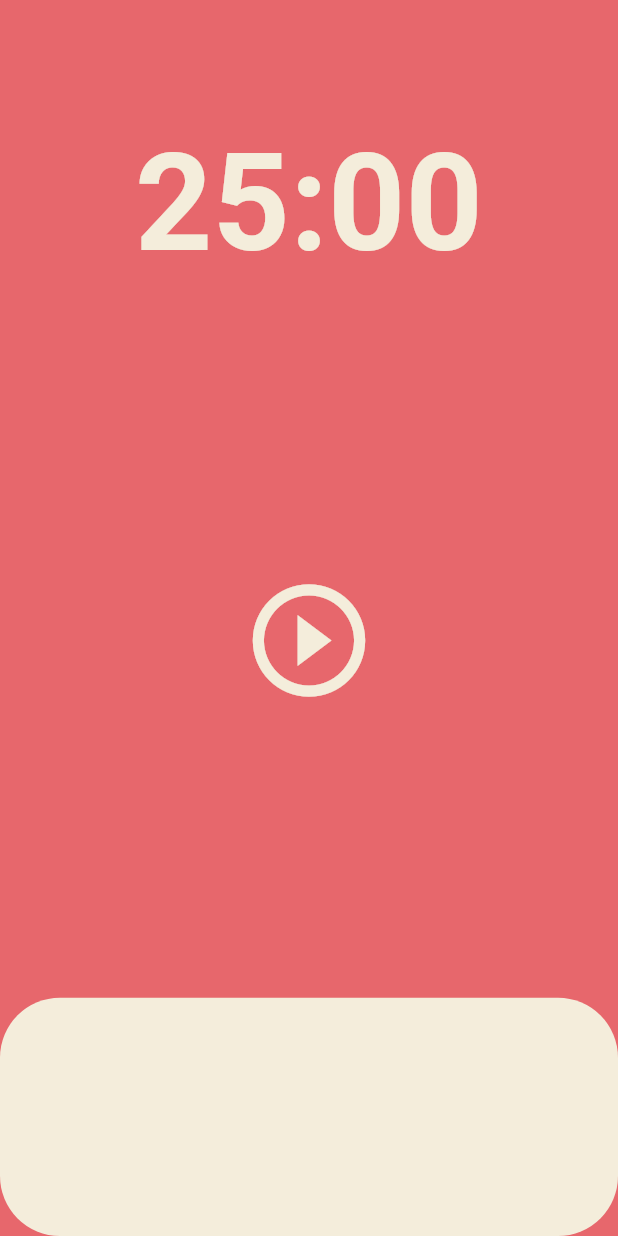
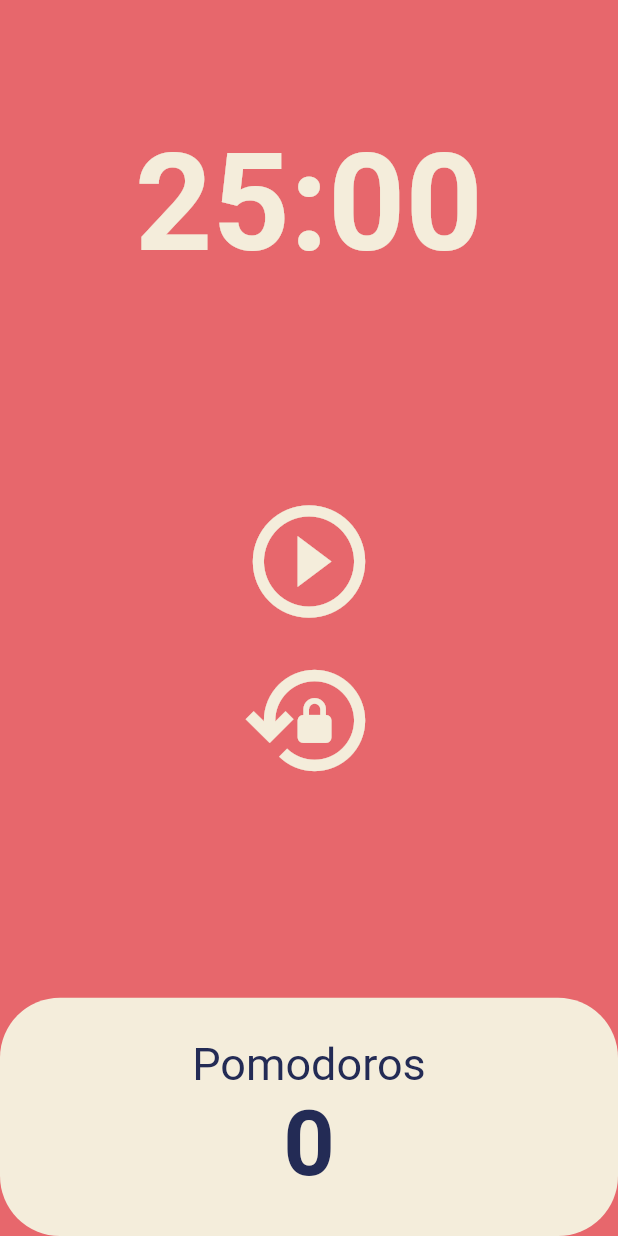
Before and after one commit to leoyun97/pomodoro, a Flutter app: the screen it shows after launch, on a phone screen of 412 x 824 dp. Run offline on Flutter 3.47's test engine with Material 2 defaults, Android fonts, the phone set to English and light mode, and no system bars.

Commit message:
all done

```diff
--- a/lib/screens/home_screen.dart
+++ b/lib/screens/home_screen.dart
@@ -1,3 +1,4 @@
+import 'dart:async';
 import 'package:flutter/material.dart';
 
 class HomeScreen extends StatefulWidget {
@@ -8,6 +9,58 @@ class HomeScreen extends StatefulWidget {
 }
 
 class _HomeScreenState extends State<HomeScreen> {
+  static const twentyFiveM = 1500;
+  int totalSeconds = twentyFiveM; //1500초
+  int totalPomodoro = 0;
+  late Timer timer; //당장 초기화 하지 않을 경우는 late를 써준다.
+  bool isRunning = false;
+
+  void onTick(Timer timer) {
+    if (totalSeconds == 0) {
+      setState(() {
+        totalPomodoro = totalPomodoro + 1;
+        isRunning = false;
+        totalSeconds = twentyFiveM;
+      });
+      timer.cancel();
+    } else {
+      setState(() {
+        totalSeconds = totalSeconds - 1;
+      });
+    }
+  }
+
+  void onStartPressed() {
+    timer = Timer.periodic(
+      const Duration(seconds: 1),
+      onTick,
+    );
+    setState(() {
+      isRunning = true;
+    });
+  }
+
+  void onPausePressed() {
+    timer.cancel();
+    setState(() {
+      isRunning = false;
+    });
+  }
+
+  void reSetBtn(){
+    setState(() {
+      totalSeconds = twentyFiveM;
+    });
+  }
+
+  String format(int seconds) {
+    var duration = Duration(seconds: seconds);
+    //1.split은 ""안의 문자를 기준으로 잘라서 list 형태로 반환
+    //2.first는 list의 첫번째 value
+    //3,substring은 문자열 몇번째부터 몇번째까지 잘라내서 반환
+    return duration.toString().split(".").first.substring(2, 7);
+  }
+
   @override
   Widget build(BuildContext context) {
     return MaterialApp(
@@ -23,7 +76,8 @@ class _HomeScreenState extends State<HomeScreen> {
               child: Container(
                 alignment: Alignment.bottomCenter,
                 child: Text(
-                  '25:00',
+                  //'$totalSeconds',
+                  format(totalSeconds),
                   style: TextStyle(
                     color: Theme.of(context).cardColor,
                     fontSize: 90,
@@ -34,24 +88,67 @@ class _HomeScreenState extends State<HomeScreen> {
             ),
             Flexible(
               flex: 3,
-              child: Center(
+              child: Column(
+                mainAxisAlignment: MainAxisAlignment.center,
+                children: <Widget>[
+                  Center(
                     child: IconButton(
-                  icon: const Icon(
-                    Icons.play_circle_outline_outlined,
+                      icon: Icon(
+                        isRunning
+                            ? Icons.pause_circle_outline_outlined
+                            : Icons.play_circle_outline_outlined,
                       ),
-                  onPressed: () {},
+                      onPressed: isRunning ? onPausePressed : onStartPressed,
                       iconSize: 90,
                       color: Theme.of(context).cardColor,
                     ),
                   ),
+                  Visibility(
+                    visible: isRunning ? false : true,
+                    child: IconButton(
+                      icon: const Icon(
+                        Icons.lock_reset_outlined,
+                      ),
+                      onPressed: reSetBtn,
+                      iconSize: 90,
+                      color: Theme.of(context).cardColor,
+                    ),
+                  ),
+                ],
+              ),
             ),
             Flexible(
               flex: 1,
+              child: Row(
+                children: [
+                  Expanded(
                     child: Container(
                       decoration: BoxDecoration(
                         borderRadius: BorderRadius.circular(40),
                         color: Theme.of(context).cardColor,
                       ),
+                      child: Column(
+                        mainAxisAlignment: MainAxisAlignment.center,
+                        children: [
+                          const Text(
+                            'Pomodoros',
+                            style: TextStyle(
+                              fontSize: 30,
+                              color: Color(0xFF232B55),
+                            ),
+                          ),
+                          Text(
+                            '$totalPomodoro',
+                            style: const TextStyle(
+                                fontSize: 60,
+                                fontWeight: FontWeight.w600,
+                                color: Color(0xFF232B55)),
+                          ),
+                        ],
+                      ),
+                    ),
+                  ),
+                ],
               ),
             ),
           ],
```
Lines whose indentation alone changed are shown as unchanged.
